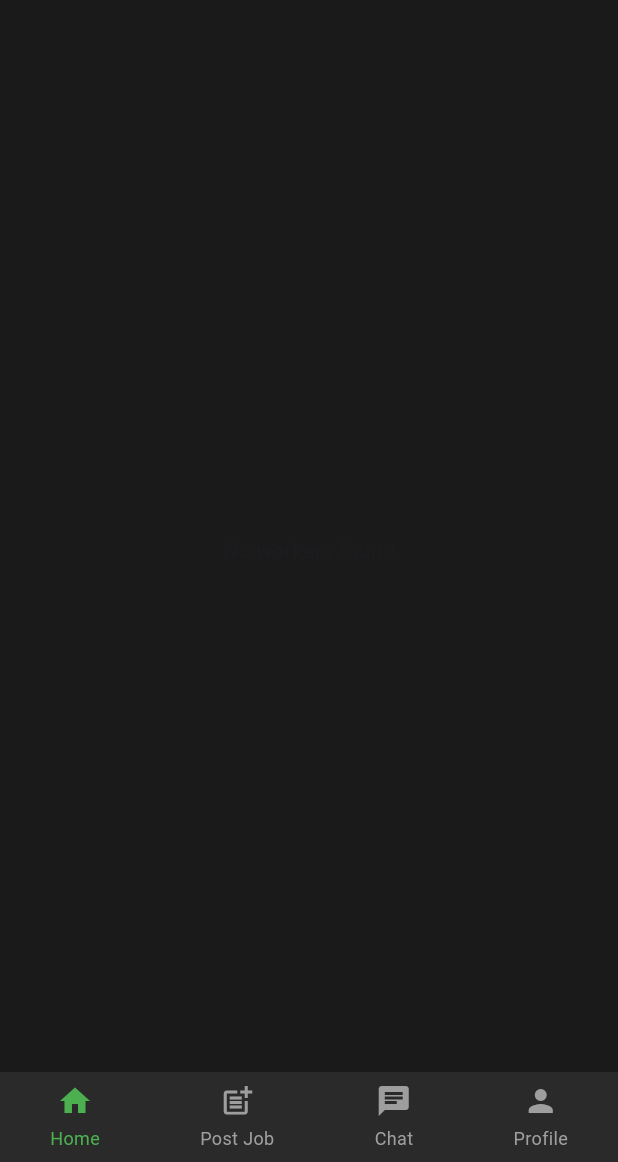
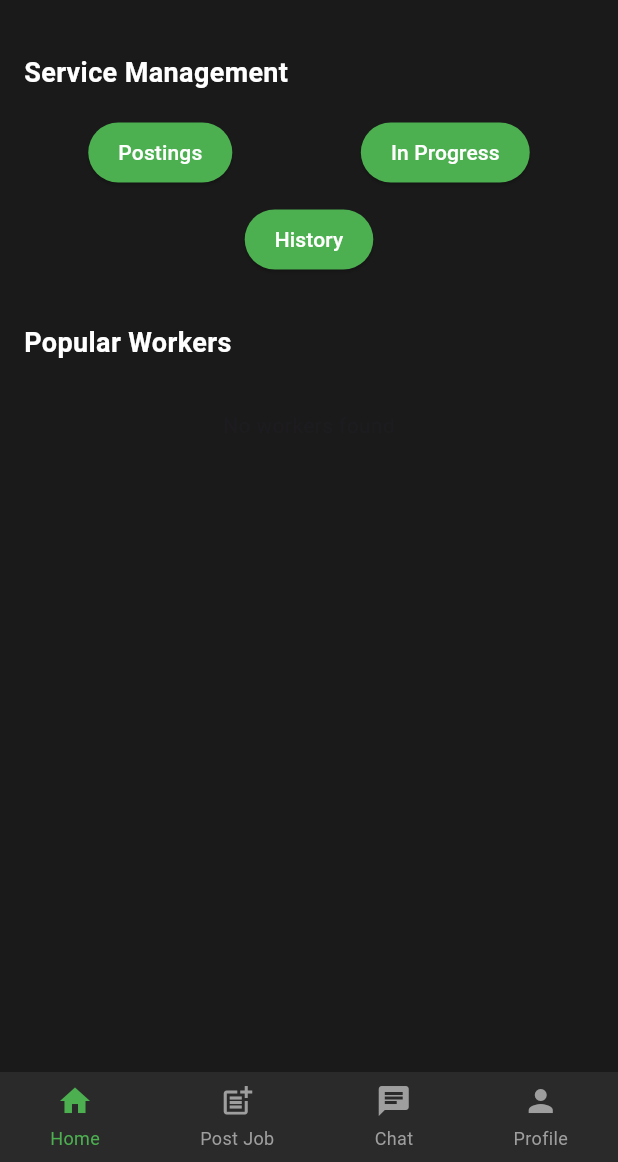
Before and after one commit to timsinadipesh/GigHire, a Flutter app: the ClientHomeScreen screen opened by its route, on a phone screen of 412 x 824 dp, the part 74-1236 px from its top. Run offline on Flutter 3.47's test engine with Material 3 defaults, Android fonts, the phone set to English and light mode, and no system bars; our stand-ins replace badges, cached_network_image, cloud_firestore, firebase_auth, firebase_core, firebase_storage and 2 more; accounts and stored records are empty; Roboto replaces fonts that are missing (Arial).

Commit message:
improved client home ui

```diff
--- a/lib/client/client_home.dart
+++ b/lib/client/client_home.dart
@@ -22,7 +22,6 @@ class _ClientHomeScreenState extends State<ClientHomeScreen> {
   Future<List<Map<String, dynamic>>> _fetchWorkers() async {
     final querySnapshot = await FirebaseFirestore.instance.collection('workers').get();
     return querySnapshot.docs.map((doc) {
-      // Include the documentId in the data
       var workerData = doc.data() as Map<String, dynamic>;
       workerData['documentId'] = doc.id; // Add documentId to the worker data
       return workerData;
@@ -36,10 +35,8 @@ class _ClientHomeScreenState extends State<ClientHomeScreen> {
 
     switch (index) {
       case 0:
-      // Home
-        break;
+        break; // Home
       case 1:
-      // Post Job
         Navigator.pushNamed(context, '/post_job').then((_) {
           setState(() {
             _selectedIndex = 0;
@@ -47,7 +44,6 @@ class _ClientHomeScreenState extends State<ClientHomeScreen> {
         });
         break;
       case 2:
-      // Chat
         Navigator.pushNamed(context, '/chat_list').then((_) {
           setState(() {
             _selectedIndex = 0;
@@ -55,7 +51,6 @@ class _ClientHomeScreenState extends State<ClientHomeScreen> {
         });
         break;
       case 3:
-      // Profile
         Navigator.pushNamed(context, '/client_profile').then((_) {
           setState(() {
             _selectedIndex = 0;
@@ -74,7 +69,87 @@ class _ClientHomeScreenState extends State<ClientHomeScreen> {
           children: [
             _buildTitle(),
             Expanded(
-              child: FutureBuilder<List<Map<String, dynamic>>>(
+              child: SingleChildScrollView(
+                child: Column(
+                  crossAxisAlignment: CrossAxisAlignment.start,
+                  children: [
+                    _buildServiceManagementSection(),
+                    _buildPopularWorkersSection(),
+                  ],
+                ),
+              ),
+            ),
+            _buildBottomNavBar(),
+          ],
+        ),
+      ),
+    );
+  }
+
+  Widget _buildServiceManagementSection() {
+    return Padding(
+      padding: const EdgeInsets.all(16.0),
+      child: Column(
+        crossAxisAlignment: CrossAxisAlignment.start,
+        children: [
+          const Text(
+            'Service Management',
+            style: TextStyle(
+              color: Colors.white,
+              fontSize: 18,
+              fontWeight: FontWeight.bold,
+            ),
+          ),
+          const SizedBox(height: 16),
+          Row(
+            mainAxisAlignment: MainAxisAlignment.spaceAround,
+            children: [
+              _buildServiceButton('Postings'),
+              _buildServiceButton('In Progress'),
+            ],
+          ),
+          const SizedBox(height: 10),
+          Row(
+            mainAxisAlignment: MainAxisAlignment.center,
+            children: [
+              _buildServiceButton('History'),
+            ],
+          ),
+        ],
+      ),
+    );
+  }
+
+  Widget _buildServiceButton(String label) {
+    return ElevatedButton(
+      onPressed: () {}, // Placeholder for functionality
+      style: ElevatedButton.styleFrom(
+        backgroundColor: const Color(0xFF4CAF50), // Green color
+        padding: const EdgeInsets.symmetric(horizontal: 20, vertical: 10),
+      ),
+      child: Text(
+        label,
+        style: const TextStyle(color: Colors.white, fontSize: 14),
+      ),
+    );
+  }
+
+  Widget _buildPopularWorkersSection() {
+    return Padding(
+      padding: const EdgeInsets.all(16.0),
+      child: Column(
+        crossAxisAlignment: CrossAxisAlignment.start,
+        children: [
+          const Text(
+            'Popular Workers',
+            style: TextStyle(
+              color: Colors.white,
+              fontSize: 18,
+              fontWeight: FontWeight.bold,
+            ),
+          ),
+          const SizedBox(height: 16),
+          FutureBuilder<List<Map<String, dynamic>>>(
             future: _workers,
             builder: (context, snapshot) {
               if (snapshot.connectionState == ConnectionState.waiting) {
@@ -95,11 +170,13 @@ class _ClientHomeScreenState extends State<ClientHomeScreen> {
 
               final workers = snapshot.data!;
               return ListView.builder(
+                shrinkWrap: true,
+                physics: const NeverScrollableScrollPhysics(),
                 itemCount: workers.length,
                 itemBuilder: (context, index) {
                   final worker = workers[index];
                   return Padding(
-                        padding: const EdgeInsets.only(bottom: 16.0),  // Space between profiles
+                    padding: const EdgeInsets.only(bottom: 16.0),
                     child: _buildWorkerCard(
                       context: context,
                       name: worker['fullName'] ?? 'Unknown',
@@ -110,18 +187,15 @@ class _ClientHomeScreenState extends State<ClientHomeScreen> {
                       hourlyRate: worker['hourlyRate']?.toStringAsFixed(0) ?? 'N/A',
                       workExperience: worker['workExperience'] ?? 'N/A',
                       jobsCompleted: worker['jobsCompleted']?.toString() ?? '0',
-                          profileImageUrl: worker['profileImage'],  // Get profile image URL
-                          userId: worker['documentId'], // Pass the userId
+                      profileImageUrl: worker['profileImage'],
+                      userId: worker['documentId'],
                     ),
                   );
                 },
               );
             },
           ),
-            ),
-            _buildBottomNavBar(),
         ],
-        ),
       ),
     );
   }
@@ -135,7 +209,7 @@ class _ClientHomeScreenState extends State<ClientHomeScreen> {
         children: [
           _buildNavBarItem(Icons.home, 'Home', _selectedIndex == 0, 0),
           _buildNavBarItem(Icons.post_add, 'Post Job', _selectedIndex == 1, 1),
-          _buildNavBarItem(Icons.chat, 'Chat', _selectedIndex == 2, 2), // New Chat button
+          _buildNavBarItem(Icons.chat, 'Chat', _selectedIndex == 2, 2),
           _buildNavBarItem(Icons.person, 'Profile', _selectedIndex == 3, 3),
         ],
       ),
@@ -181,33 +255,6 @@ class _ClientHomeScreenState extends State<ClientHomeScreen> {
     );
   }
 
-  Widget _buildSearchBar() {
-    return Container(
-      padding: const EdgeInsets.symmetric(horizontal: 16),
-      height: 50,
-      decoration: BoxDecoration(
-        color: const Color(0xFF2A2A2A),
-        borderRadius: BorderRadius.circular(10),
-      ),
-      child: Row(
-        children: [
-          Icon(Icons.search, color: Colors.grey[600]),
-          const SizedBox(width: 8),
-          Expanded(
-            child: TextField(
-              controller: _searchController,
-              decoration: InputDecoration(
-                hintText: 'Search for services...',
-                hintStyle: TextStyle(color: Colors.grey[600]),
-                border: InputBorder.none,
-              ),
-            ),
-          ),
-        ],
-      ),
-    );
-  }
-
   Widget _buildWorkerCard({
     required BuildContext context,
     required String name,
@@ -219,16 +266,14 @@ class _ClientHomeScreenState extends State<ClientHomeScreen> {
     required String workExperience,
     required String jobsCompleted,
     required String? profileImageUrl,
-    required String userId, // Add userId as a parameter
+    required String userId,
   }) {
     return GestureDetector(
       onTap: () {
         Navigator.pushNamed(
           context,
-          '/worker_profile', // Ensure this route exists in your app
-          arguments: {
-            'userId': userId, // Pass the userId to the profile page
-          },
+          '/worker_profile',
+          arguments: {'userId': userId},
         );
       },
       child: Container(
@@ -239,7 +284,6 @@ class _ClientHomeScreenState extends State<ClientHomeScreen> {
         ),
         child: Row(
           children: [
-            // Worker profile image
             ClipOval(
               child: profileImageUrl != null && profileImageUrl.isNotEmpty
                   ? Image.network(
@@ -259,9 +303,6 @@ class _ClientHomeScreenState extends State<ClientHomeScreen> {
               child: Column(
                 crossAxisAlignment: CrossAxisAlignment.start,
                 children: [
-                  Row(
-                    mainAxisAlignment: MainAxisAlignment.spaceBetween,
-                    children: [
                   Text(
                     name,
                     style: const TextStyle(
@@ -269,20 +310,9 @@ class _ClientHomeScreenState extends State<ClientHomeScreen> {
                       fontSize: 16,
                     ),
                   ),
-                      Text(
-                        address,
-                        style: TextStyle(
-                          color: Colors.grey[400],
-                          fontSize: 14,
-                        ),
-                      ),
-                    ],
-                  ),
                   const SizedBox(height: 4),
                   Row(
                     mainAxisAlignment: MainAxisAlignment.spaceBetween,
-                    children: [
-                      Row(
                     children: [
                       Text(
                         profession,
@@ -291,20 +321,10 @@ class _ClientHomeScreenState extends State<ClientHomeScreen> {
                           fontSize: 14,
                         ),
                       ),
-                          const SizedBox(width: 4),
                       Text(
-                            '($workExperience yr)',  // Display work experience next to job title
+                        address,
                         style: TextStyle(
-                              color: Colors.grey,
-                              fontSize: 14,
-                            ),
-                          ),
-                        ],
-                      ),
-                      Text(
-                        'Rs. $hourlyRate/hr',  // Display hourly rate at the far right
-                        style: const TextStyle(
-                          color: Colors.white,
+                          color: Colors.grey[400],
                           fontSize: 14,
                         ),
                       ),
@@ -334,7 +354,27 @@ class _ClientHomeScreenState extends State<ClientHomeScreen> {
                       Text(
                         '$jobsCompleted jobs done',
                         style: TextStyle(
-                          color: Colors.white.withOpacity(0.8),  // Brighter color
+                          color: Colors.white.withOpacity(0.8),
+                          fontSize: 14,
+                        ),
+                      ),
+                    ],
+                  ),
+                  const SizedBox(height: 4),
+                  Row(
+                    mainAxisAlignment: MainAxisAlignment.spaceBetween,
+                    children: [
+                      Text(
+                        '$workExperience yr experience',
+                        style: TextStyle(
+                          color: Colors.grey[400],
+                          fontSize: 14,
+                        ),
+                      ),
+                      Text(
+                        'Rs. $hourlyRate/hr',
+                        style: const TextStyle(
+                          color: Colors.white,
                           fontSize: 14,
                         ),
                       ),
```
Lines whose indentation alone changed are shown as unchanged.
